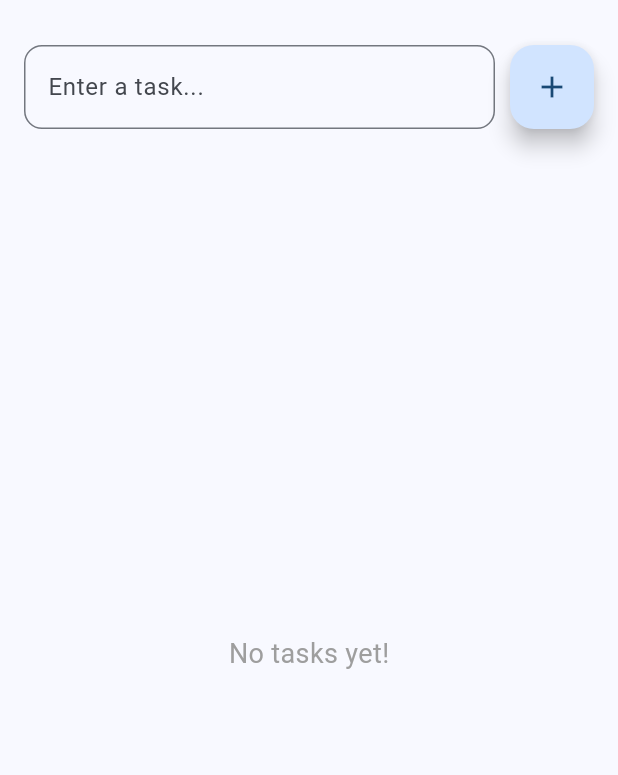
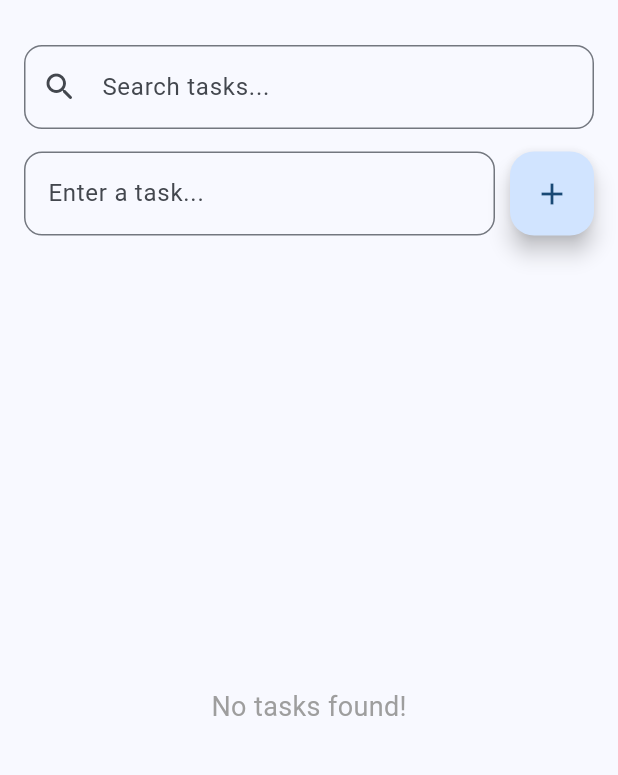
Before and after one commit to Rohiitt405/TaskFlow, a Flutter app: the screen it shows after launch, after a tap on the "add" icon, on a phone screen of 412 x 824 dp, the part 63-838 px from its top. Run offline on Flutter 3.47's test engine with Material 3 defaults, Android fonts, the phone set to English and light mode, and no system bars; our stand-ins replace shared_preferences.

Commit message:
Added search functionality

```diff
--- a/lib/main.dart
+++ b/lib/main.dart
@@ -1,5 +1,4 @@
 import 'dart:convert';
-
 import 'package:flutter/material.dart';
 import 'package:shared_preferences/shared_preferences.dart';
 
@@ -52,13 +51,16 @@ class TodoHomePage extends StatefulWidget {
 
 class _TodoHomePageState extends State<TodoHomePage> {
   // Controller to read text from TextField
-  final TextEditingController _controller = TextEditingController();
+  final TextEditingController _taskController = TextEditingController();
+  final TextEditingController _searchController = TextEditingController();
   final List<Task> _tasks = [];
+  List<Task> _filteredTasks = [];
 
   @override
   void initState() {
     super.initState();
     _loadTasks();
+    _searchController.addListener(_filterTask);
   }
 
   Future<void> _saveTasks() async {
@@ -76,17 +78,33 @@ class _TodoHomePageState extends State<TodoHomePage> {
       setState(() {
         _tasks.clear();
         _tasks.addAll(decoded.map((e) => Task.fromMap(e)).toList());
+        _filteredTasks = List.from(_tasks);
       });
     }
   }
 
+  void _filterTask(){
+    String query = _searchController.text.trim().toLowerCase();
+
+    setState(() {
+      if(query.isEmpty){
+        _filteredTasks = List.from(_tasks);
+      } else {
+        _filteredTasks = _tasks
+          .where((task) => task.title.toLowerCase().contains(query))
+          .toList();
+      }
+    });
+  }
+
   // Simple function for the add button
   void _addTask() {
-    String taskText = _controller.text.trim();
-    if (taskText.isNotEmpty) {
+    String text = _taskController.text.trim();
+    if (text.isNotEmpty) {
       setState(() {
-        _tasks.add(Task(title: taskText));
-        _controller.clear(); // Clear input after adding
+        _tasks.add(Task(title: text));
+        _filteredTasks = List.from(_tasks);
+        _taskController.clear(); // Clear input after adding
       });
       _saveTasks();
     }
@@ -94,8 +112,11 @@ class _TodoHomePageState extends State<TodoHomePage> {
 
   void _deleteTask(int index){
     final deletedTask = _tasks[index];
+    final actualIndex = _tasks.indexOf(deletedTask);
+
     setState(() {
       _tasks.removeAt(index);
+      _filteredTasks.removeAt(index);
     });
     _saveTasks();
 
@@ -108,6 +129,7 @@ class _TodoHomePageState extends State<TodoHomePage> {
           onPressed: () {
             setState(() {
               _tasks.insert(index, deletedTask);
+              _filteredTasks = List.from(_tasks);
             });
             _saveTasks();
           }
@@ -117,14 +139,19 @@ class _TodoHomePageState extends State<TodoHomePage> {
   }
 
   void _toggleTask(int index){
+    final task = _filteredTasks[index];
+    final realIndex = _tasks.indexOf(task);
+
     setState(() {
       _tasks[index].isDone = ! _tasks[index].isDone;
+      _filteredTasks[index].isDone = !_filteredTasks[index].isDone;
     });
     _saveTasks();
   }
 
   void _editTask(int index) {
     final task = _tasks[index];
+    final actualIndex = _tasks.indexOf(task);
     final editController = TextEditingController(text: task.title);
 
     showDialog(
@@ -146,7 +173,8 @@ class _TodoHomePageState extends State<TodoHomePage> {
           ElevatedButton(
             onPressed: () {
             setState(() {
-              task.title = editController.text.trim();
+              _tasks[actualIndex].title = editController.text.trim();
+              _filteredTasks[index].title = editController.text.trim();
             });
             _saveTasks();
             Navigator.pop(context);
@@ -156,6 +184,13 @@ class _TodoHomePageState extends State<TodoHomePage> {
         ],
       ),
     );
+  }
+
+  @override
+  void dispose() {
+    _searchController.dispose();
+    _taskController.dispose();
+    super.dispose();
   }
 
   @override
@@ -169,12 +204,24 @@ class _TodoHomePageState extends State<TodoHomePage> {
         padding: const EdgeInsets.all(16.0),
         child: Column(
           children: [
+            TextField(
+              controller: _searchController,
+              decoration: InputDecoration(
+                labelText: 'Search tasks...',
+                prefixIcon: const Icon(Icons.search_rounded),
+                border: OutlineInputBorder(
+                  borderRadius: BorderRadius.circular(12),
+                )
+              ),
+            ),
+            const SizedBox(height: 15),
+
             Row(
               children: [
                 // Text input field
                 Expanded(
                   child: TextField(
-                    controller: _controller,
+                    controller: _taskController,
                     textCapitalization: TextCapitalization.sentences,
                     decoration: InputDecoration(
                       labelText: 'Enter a task...',
@@ -196,47 +243,33 @@ class _TodoHomePageState extends State<TodoHomePage> {
             const SizedBox(height: 20),
 
             Expanded(
-              child: _tasks.isEmpty
+              child: _filteredTasks.isEmpty
                 ? const Center(
                   child: Text(
-                    'No tasks yet!',
+                    'No tasks found!',
                     style: TextStyle(fontSize: 18, color: Colors.grey),
                   ),
                 )
                 : ListView.builder(
-                  itemCount: _tasks.length,
+                  itemCount: _filteredTasks.length,
                   itemBuilder: (context, index) {
-                    final task = _tasks[index];
+                    final task = _filteredTasks[index];
 
                     return Dismissible(
                       key: UniqueKey(),
                       background: Container(
                         color: Colors.red[400],
                         alignment: Alignment.centerLeft,
-                        padding: const EdgeInsets.only(left: 15),
-
-                        child: Row(
-                          children: [
-                            Icon(Icons.delete, color: Colors.white),
-                            SizedBox(width: 8),
-                            Text('Delete', style: TextStyle(color: Colors.white)),
-                          ],
-                        ),
+                        padding: const EdgeInsets.only(left: 20),
+                        child: const Icon(Icons.delete, color: Colors.white),
                       ),
 
                       secondaryBackground: Container(
                         color: Colors.blue[400],
                         alignment: Alignment.centerRight,
-                        padding: const EdgeInsets.only(right: 15),
+                        padding: const EdgeInsets.only(right: 20),
+                        child: const Icon(Icons.edit, color: Colors.white),
 
-                        child: Row(
-                          mainAxisAlignment: MainAxisAlignment.end,
-                          children: [
-                            Icon(Icons.edit, color: Colors.white),
-                            SizedBox(width: 8),
-                            Text('Edit', style: TextStyle(color: Colors.white)),
-                          ],
-                        ),
                       ),
 
                       confirmDismiss: (direction) async {
```
